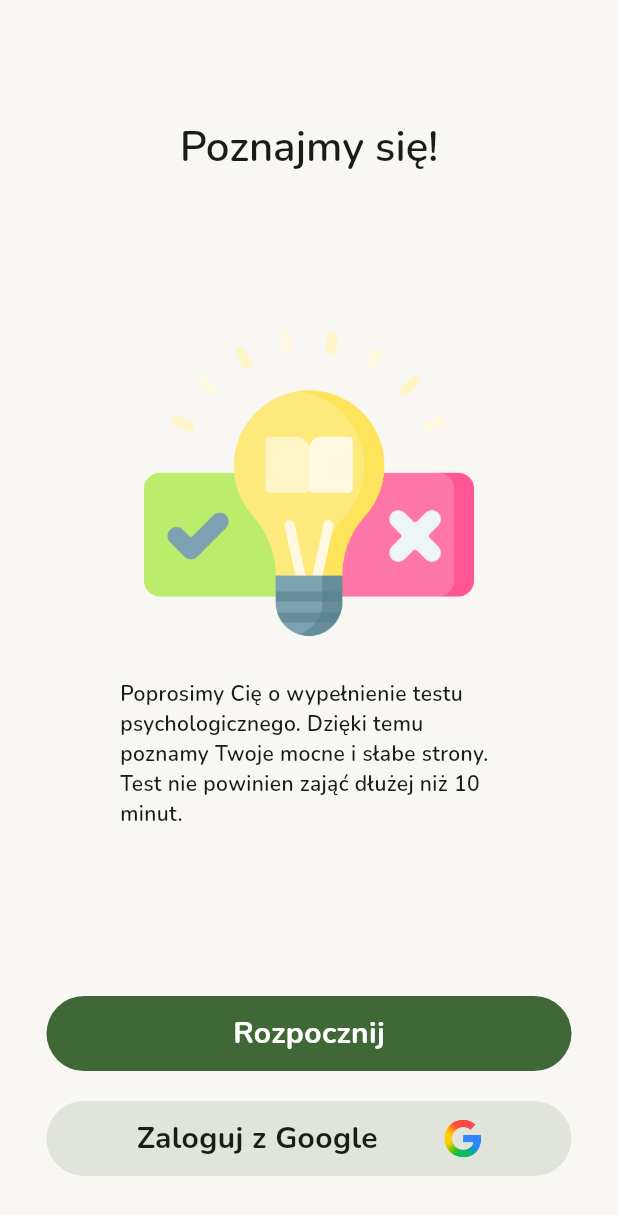
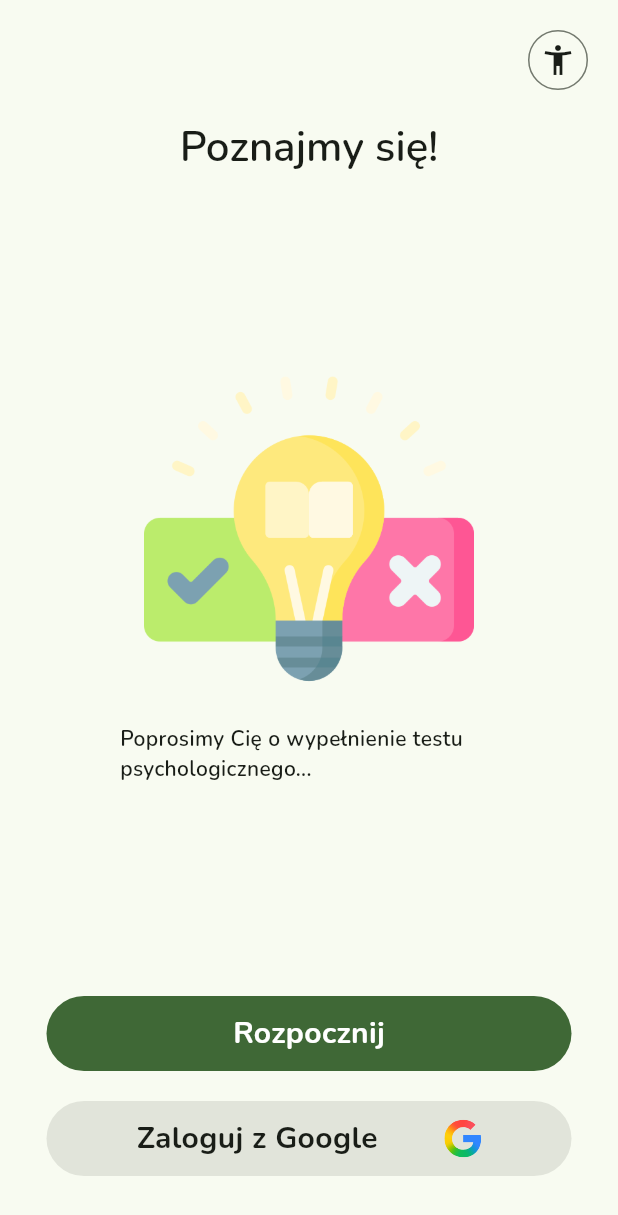
Before and after one commit to Alex09ander/Your-Advisor, a Flutter app: the screen it shows after launch, on a phone screen of 412 x 824 dp. Shown: the top 1215 px of the screen. Run offline on Flutter 3.47's test engine with Material 3 defaults, Android fonts, the phone set to English and light mode, and no system bars; our stand-ins replace flex_color_scheme, flutter_secure_storage, flutter_svg, gap, supabase_flutter; missing offline and left inert: flutter_m3shapes; accounts and stored records are empty.

Commit message:
Implement the accessibility mode

```diff
--- /dev/null
+++ b/lib/UI/custom_widgets/accessibility_positioned_overlay.dart
@@ -0,0 +1,15 @@
+import 'package:flutter/material.dart';
+import 'package:your_advisor/UI/custom_widgets/accessibility_toggle.dart';
+
+class AccessibilityOverlay extends StatelessWidget {
+  const AccessibilityOverlay({super.key});
+
+  @override
+  Widget build(BuildContext context) {
+    return Positioned(
+      right: 16,
+      top: 16 + MediaQuery.of(context).padding.top,
+      child: const AccessibilityToggle(),
+    );
+  }
+}
--- /dev/null
+++ b/lib/UI/custom_widgets/accessibility_toggle.dart
@@ -0,0 +1,35 @@
+import 'package:flutter/material.dart';
+import 'package:provider/provider.dart';
+import 'package:your_advisor/UI/theme/theme_controller.dart';
+
+class AccessibilityToggle extends StatelessWidget {
+  const AccessibilityToggle({super.key});
+
+  @override
+  Widget build(BuildContext context) {
+    final themeController = context.watch<ThemeController>();
+    final scheme = Theme.of(context).colorScheme;
+
+    const icon = Icons.accessibility_new_outlined;
+
+    final tooltip =
+        themeController.accessibilityOn ? "Wyłącz tryb dostępności" : "Tryb dostępności";
+    return themeController.accessibilityOn
+        ? IconButton.filledTonal(
+            tooltip: tooltip,
+            icon: Icon(icon, color: scheme.onSurface),
+            onPressed: () {
+              print('juj');
+              themeController.toggleAccessibility();
+            },
+          )
+        : IconButton.outlined(
+            tooltip: tooltip,
+            icon: Icon(icon, color: scheme.onSurface),
+            onPressed: () {
+              print('juj');
+              themeController.toggleAccessibility();
+            },
+          );
+  }
+}
--- a/lib/UI/intro/splash.dart
+++ b/lib/UI/intro/splash.dart
@@ -46,7 +46,7 @@ class _SplashPageState extends State<SplashPage> {
   @override
   Widget build(BuildContext context) {
     return Scaffold(
-      backgroundColor: AppColors.primaryColor,
+      backgroundColor: Theme.of(context).colorScheme.surface,
       body: Center(
         child: SvgPicture.asset(
           "assets/svg/Logo_test-removebg-preview.svg",
--- a/lib/UI/intro/start.dart
+++ b/lib/UI/intro/start.dart
@@ -1,7 +1,7 @@
-import 'package:flutter/cupertino.dart';
 import 'package:flutter/material.dart';
 import 'package:gap/gap.dart';
 import 'package:supabase_flutter/supabase_flutter.dart';
+import 'package:your_advisor/UI/custom_widgets/accessibility_positioned_overlay.dart';
 import 'package:your_advisor/UI/custom_widgets/custom_rounded_btn.dart';
 import 'package:your_advisor/domain/app_routes.dart';
 import 'package:your_advisor/domain/auth/guest_auth_service.dart';
@@ -14,8 +14,10 @@ class StartPage extends StatelessWidget {
   @override
   Widget build(BuildContext context) {
     return Scaffold(
-      backgroundColor: AppColors.primaryColor,
-      body: Center(
+      backgroundColor: Theme.of(context).colorScheme.surface,
+      body: Stack(
+        children: [
+          Center(
             child: Padding(
               padding: const EdgeInsets.symmetric(horizontal: 30),
               child: Column(
@@ -37,9 +39,10 @@ class StartPage extends StatelessWidget {
                   Padding(
                     padding: EdgeInsets.symmetric(horizontal: 50),
                     child: Text(
-                    "Poprosimy Cię o wypełnienie testu psychologicznego. Dzięki temu poznamy Twoje mocne i słabe strony. Test nie powinien zająć dłużej niż 10 minut.",
+                      "Poprosimy Cię o wypełnienie testu psychologicznego...",
                       textAlign: TextAlign.left,
-                    style: Theme.of(context).textTheme.bodyMedium!),
+                      style: Theme.of(context).textTheme.bodyMedium!,
+                    ),
                   ),
                   const Gap(15),
                   const Spacer(),
@@ -47,21 +50,17 @@ class StartPage extends StatelessWidget {
                     text: "Rozpocznij",
                     fontSize: 20,
                     mWidth: 350,
-                // textColor: AppColors.text2Color,
-                // bgColor: AppColors.thirdColor,
                     bgColor: Theme.of(context).colorScheme.primary,
                     textColor: Theme.of(context).colorScheme.onPrimary,
                     onTap: () async {
                       final guestAuth = GuestAuthService(Supabase.instance.client);
-
                       try {
                         await guestAuth.ensureSignedInAsGuest();
                       } catch (e) {
-                    // Ostatnia deska ratunku – totalny reset + 2 podejście
                         try {
                           await guestAuth.resetGuestOnThisDevice();
                           await guestAuth.ensureSignedInAsGuest();
-                    } catch (e2) {
+                        } catch (_) {
                           if (!context.mounted) return;
                           ScaffoldMessenger.of(context).showSnackBar(
                             SnackBar(content: Text("Nie udało się zalogować jako gość.")),
@@ -69,7 +68,6 @@ class StartPage extends StatelessWidget {
                           return;
                         }
                       }
-
                       if (!context.mounted) return;
                       Navigator.pop(context);
                       Navigator.pushNamed(context, AppRoutes.test_psychology);
@@ -82,20 +80,17 @@ class StartPage extends StatelessWidget {
                     mIconPath: "assets/svg/Google_Favicon_2025.svg",
                     iconColor: AppColors.text2Color,
                     mWidth: 350,
-                // textColor: AppColors.text2Color,
-                // bgColor: AppColors.secondaryColor,
                     bgColor: Theme.of(context).colorScheme.surfaceContainerHighest,
                     textColor: Theme.of(context).colorScheme.onSurface,
-                // onTap: () {
-                //   Navigator.pop(context);
-                //   Navigator.pushNamed(context, AppRoutes.menu_page);
-                // },
                   ),
                   Gap(40),
                 ],
               ),
             ),
           ),
+          const AccessibilityOverlay(),
+        ],
+      ),
     );
   }
 }
--- a/lib/UI/pages/test_page_psychology.dart
+++ b/lib/UI/pages/test_page_psychology.dart
@@ -57,7 +57,7 @@ class TestPageState extends State<TestPage> {
     final bool isOpen = index >= 17;
 
     return Scaffold(
-      backgroundColor: AppColors.primaryColor,
+      backgroundColor: Theme.of(context).colorScheme.surface,
       body: Center(
         child: Padding(
           padding: const EdgeInsets.symmetric(horizontal: 8.0),
--- /dev/null
+++ b/lib/UI/theme/theme_controller.dart
@@ -0,0 +1,10 @@
+import 'package:flutter/material.dart';
+
+class ThemeController extends ChangeNotifier {
+  bool accessibilityOn = false;
+
+  void toggleAccessibility() {
+    accessibilityOn = !accessibilityOn;
+    notifyListeners();
+  }
+}
--- a/lib/main.dart
+++ b/lib/main.dart
@@ -4,6 +4,7 @@ import 'package:supabase_flutter/supabase_flutter.dart';
 import 'package:your_advisor/UI/intro/splash.dart';
 import 'package:your_advisor/UI/theme/app_theme.dart';
 import 'package:your_advisor/UI/theme/flutter_theme_creator.dart';
+import 'package:your_advisor/UI/theme/theme_controller.dart';
 import 'package:your_advisor/domain/auth/guest_auth_service.dart';
 import 'package:your_advisor/domain/auth/supabase_user_repository.dart';
 import 'package:your_advisor/domain/auth/user_repository.dart';
@@ -45,6 +46,7 @@ class MyApp extends StatelessWidget {
 
     return MultiProvider(
       providers: [
+        ChangeNotifierProvider(create: (_) => ThemeController()),
         Provider<TestRepository>(
           create: (context) {
             return BackendTestsRepository();
@@ -60,12 +62,23 @@ class MyApp extends StatelessWidget {
           // return MockCareerAdviceApi();
         })
       ],
-      child: MaterialApp(
-        title: 'Flutter Demo',
-        theme: flutterTheme,
-        home: const SplashPage(),
-        routes: AppRoutes.getRoutes(),
-        initialRoute: AppRoutes.splash_page,
+      child: Consumer<ThemeController>(
+        builder: (context, themeCtrl, _) {
+          final theme = FlutterThemeCreator().createFlutterTheme(
+            AppTheme(
+              isDark: false,
+              accessibilityModeIsOn: themeCtrl.accessibilityOn,
+            ),
+          );
+
+          return MaterialApp(
+            title: 'Flutter Demo',
+            theme: theme,
+            home: const SplashPage(),
+            routes: AppRoutes.getRoutes(),
+            initialRoute: AppRoutes.splash_page,
+          );
+        },
       ),
     );
   }
```
Also changed, not shown: lib/UI/custom_widgets/custom_square_btn.dart (+51 -28 lines), lib/UI/custom_widgets/progress_bar.dart (+5 -5 lines), lib/UI/main_page/menu.dart (+10 -3 lines), 1 other file. Lines whose indentation alone changed are shown as unchanged.
